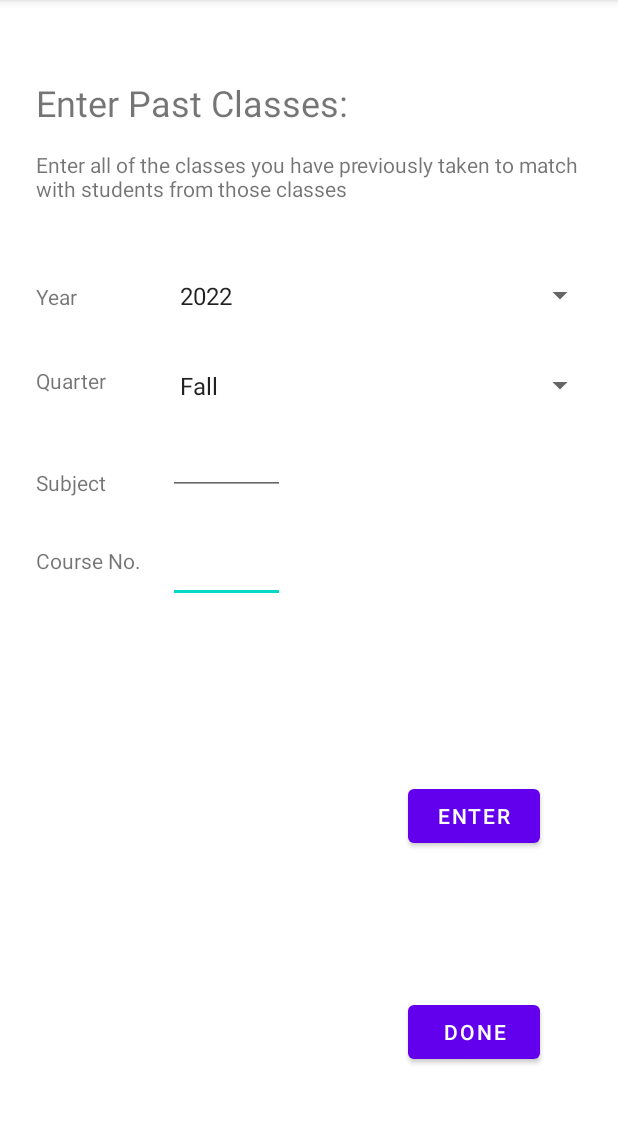
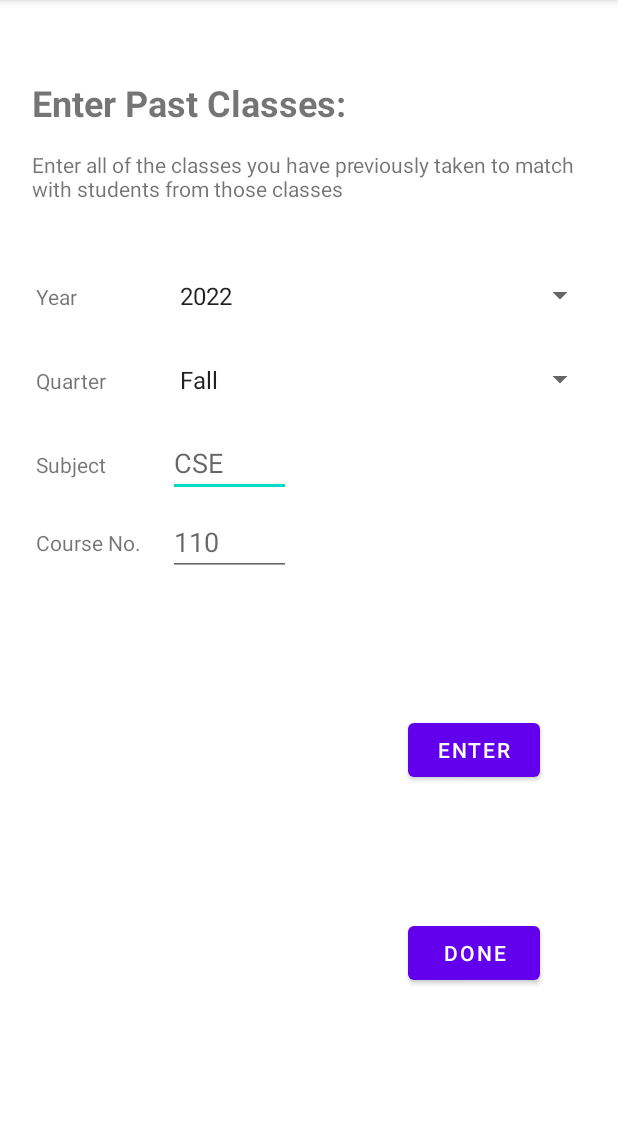
Before and after one commit to CSE-110-Winter-2022/birds-of-a-feather-team-11, an Android app: the screen it shows after launch (EnterClasses), after a tap on "TEST ENTER CLASSES", on a phone screen of 412 x 824 dp, the part 84-1208 px from its top. Run offline under Robolectric (Android 15) with nearby library versions, the phone set to English and light mode, and no system bars; our stand-ins replace Room's generated code, navigation-ui.

Commit message:
Finalized UI Issue #12

```diff
--- a/app/build.gradle
+++ b/app/build.gradle
@@ -32,11 +32,16 @@ android {
 
 dependencies {
 
+    def room_version = "2.4.1"
+
     implementation 'androidx.appcompat:appcompat:1.4.1'
     implementation 'com.google.android.material:material:1.5.0'
     implementation 'androidx.constraintlayout:constraintlayout:2.1.3'
     implementation 'androidx.navigation:navigation-fragment:2.3.5'
     implementation 'androidx.navigation:navigation-ui:2.3.5'
+    implementation "androidx.room:room-runtime:$room_version"
+    implementation "androidx.room:room-common:$room_version"
+    annotationProcessor "androidx.room:room-compiler:$room_version"
     testImplementation 'junit:junit:4.+'
     androidTestImplementation 'androidx.test.ext:junit:1.1.3'
     androidTestImplementation 'androidx.test.espresso:espresso-core:3.4.0'
--- /dev/null
+++ b/app/src/main/java/com/example/birdsoffeather/model/db/AppDatabase.java
@@ -0,0 +1,25 @@
+package com.example.birdsoffeather.model.db;
+
+import android.content.Context;
+
+import androidx.room.Database;
+import androidx.room.Room;
+import androidx.room.RoomDatabase;
+
+@Database(entities = {Person.class, Course.class}, version=1)
+public abstract class AppDatabase extends RoomDatabase {
+    private static AppDatabase singletonInstance;
+
+    public static AppDatabase singleton(Context context) {
+        if(singletonInstance == null) {
+            singletonInstance = Room.databaseBuilder(context, AppDatabase.class, "person.db")
+                    .allowMainThreadQueries()
+                    .build();
+        }
+
+        return singletonInstance;
+    }
+
+    public abstract PersonWithCoursesDao personsWithCoursesDao();
+    public abstract CoursesDao coursesDao();
+}
--- /dev/null
+++ b/app/src/main/java/com/example/birdsoffeather/model/db/CoursesDao.java
@@ -0,0 +1,28 @@
+package com.example.birdsoffeather.model.db;
+
+import androidx.room.Dao;
+import androidx.room.Delete;
+import androidx.room.Insert;
+import androidx.room.Query;
+import androidx.room.Transaction;
+
+import java.util.List;
+
+@Dao
+public interface CoursesDao {
+    @Transaction
+    @Query("SELECT * FROM courses where person_id=:personId")
+    List<Course> getForPerson(int personId);
+
+    //@Query("SELECT * FROM courses WHERE id=:id")
+    //Course get(int id);
+
+    @Query("SELECT COUNT(*) FROM courses")
+    int count();
+
+    @Insert
+    void insert(Course course);
+
+    @Delete
+    void delete(Course course);
+}
--- /dev/null
+++ b/app/src/main/java/com/example/birdsoffeather/model/db/PersonWithCoursesDao.java
@@ -0,0 +1,20 @@
+package com.example.birdsoffeather.model.db;
+
+import androidx.room.Dao;
+import androidx.room.Query;
+import androidx.room.Transaction;
+
+import java.util.List;
+
+@Dao
+public interface PersonWithCoursesDao {
+    @Transaction
+    @Query("SELECT * FROM persons")
+    List<PersonWithCourses> getAll();
+
+    @Query("SELECT * FROM persons WHERE id=:id")
+    PersonWithCourses get(int id);
+
+    @Query("SELECT COUNT(*) FROM persons")
+    int count();
+}
--- a/app/src/main/res/layout/activity_enter_classes.xml
+++ b/app/src/main/res/layout/activity_enter_classes.xml
@@ -10,19 +10,20 @@
         android:id="@+id/classes_view"
         android:layout_width="263dp"
         android:layout_height="34dp"
-        android:layout_marginStart="24dp"
         android:layout_marginTop="52dp"
         android:text="@string/classes"
         android:textSize="24sp"
-        app:layout_constraintStart_toStartOf="parent"
+        android:textStyle="bold"
+        app:layout_constraintStart_toStartOf="@+id/description"
         app:layout_constraintTop_toTopOf="parent" />
 
     <Button
         android:id="@+id/enter_btn"
         android:layout_width="wrap_content"
         android:layout_height="wrap_content"
-        android:layout_marginTop="520dp"
+        android:layout_marginTop="476dp"
         android:layout_marginEnd="52dp"
+        android:onClick="onEnterClicked"
         android:text="@string/enter"
         app:layout_constraintEnd_toEndOf="parent"
         app:layout_constraintTop_toTopOf="parent" />
@@ -31,11 +32,14 @@
         android:id="@+id/done_btn"
         android:layout_width="wrap_content"
         android:layout_height="wrap_content"
+        android:layout_marginTop="30dp"
         android:layout_marginEnd="52dp"
-        android:layout_marginBottom="56dp"
+        android:layout_marginBottom="100dp"
         android:text="@string/done"
         app:layout_constraintBottom_toBottomOf="parent"
-        app:layout_constraintEnd_toEndOf="parent" />
+        app:layout_constraintEnd_toEndOf="parent"
+        app:layout_constraintTop_toBottomOf="@+id/enter_btn"
+        app:layout_constraintVertical_bias="0.864" />
 
     <Spinner
         android:id="@+id/year_input"
@@ -44,17 +48,6 @@
         android:layout_marginStart="112dp"
         android:layout_marginTop="184dp"
         android:spinnerMode="dropdown"
-        app:layout_constraintStart_toStartOf="parent"
-        app:layout_constraintTop_toTopOf="parent" />
-
-    <EditText
-        android:id="@+id/course_nbr_input"
-        android:layout_width="78dp"
-        android:layout_height="54dp"
-        android:layout_marginStart="112dp"
-        android:layout_marginTop="348dp"
-        android:ems="10"
-        android:inputType="textPersonName"
         app:layout_constraintStart_toStartOf="parent"
         app:layout_constraintTop_toTopOf="parent" />
 
@@ -80,11 +73,44 @@
 
     <EditText
         android:id="@+id/subject_input"
-        android:layout_width="78dp"
-        android:layout_height="42dp"
+        android:layout_width="82dp"
+        android:layout_height="39dp"
         android:layout_marginStart="112dp"
-        android:layout_marginTop="288dp"
+        android:layout_marginTop="292dp"
         android:ems="10"
+        android:hint="CSE"
+        android:inputType="textPersonName"
+        app:layout_constraintStart_toStartOf="parent"
+        app:layout_constraintTop_toTopOf="parent" />
+
+    <TextView
+        android:id="@+id/course_nbr_view"
+        android:layout_width="wrap_content"
+        android:layout_height="wrap_content"
+        android:layout_marginStart="24dp"
+        android:layout_marginTop="352dp"
+        android:text="@string/course_no"
+        app:layout_constraintStart_toStartOf="parent"
+        app:layout_constraintTop_toTopOf="parent" />
+
+    <TextView
+        android:id="@+id/subject_view"
+        android:layout_width="wrap_content"
+        android:layout_height="wrap_content"
+        android:layout_marginStart="24dp"
+        android:layout_marginTop="300dp"
+        android:text="@string/subject"
+        app:layout_constraintStart_toStartOf="parent"
+        app:layout_constraintTop_toTopOf="parent" />
+
+    <EditText
+        android:id="@+id/course_nbr_input"
+        android:layout_width="82dp"
+        android:layout_height="40dp"
+        android:layout_marginStart="112dp"
+        android:layout_marginTop="344dp"
+        android:ems="10"
+        android:hint="110"
         android:inputType="textPersonName"
         app:layout_constraintStart_toStartOf="parent"
         app:layout_constraintTop_toTopOf="parent" />
@@ -94,27 +120,7 @@
         android:layout_width="285dp"
         android:layout_height="26dp"
         android:layout_marginStart="112dp"
-        android:layout_marginTop="244dp"
-        app:layout_constraintStart_toStartOf="parent"
-        app:layout_constraintTop_toTopOf="parent" />
-
-    <TextView
-        android:id="@+id/course_nbr_view"
-        android:layout_width="wrap_content"
-        android:layout_height="wrap_content"
-        android:layout_marginStart="24dp"
-        android:layout_marginTop="364dp"
-        android:text="@string/course_no"
-        app:layout_constraintStart_toStartOf="parent"
-        app:layout_constraintTop_toTopOf="parent" />
-
-    <TextView
-        android:id="@+id/subject_view"
-        android:layout_width="wrap_content"
-        android:layout_height="wrap_content"
-        android:layout_marginStart="24dp"
-        android:layout_marginTop="312dp"
-        android:text="@string/subject"
+        android:layout_marginTop="240dp"
         app:layout_constraintStart_toStartOf="parent"
         app:layout_constraintTop_toTopOf="parent" />
 
@@ -122,9 +128,11 @@
         android:id="@+id/description"
         android:layout_width="370dp"
         android:layout_height="44dp"
-        android:layout_marginStart="24dp"
+        android:layout_marginStart="35dp"
         android:layout_marginTop="100dp"
+        android:layout_marginEnd="35dp"
         android:text="@string/enter_classes_description"
+        app:layout_constraintEnd_toEndOf="parent"
         app:layout_constraintStart_toStartOf="parent"
         app:layout_constraintTop_toTopOf="parent" />
 
```
Also changed, not shown: app/src/main/java/com/example/birdsoffeather/EnterClasses.java (+48 -11 lines), app/src/main/java/com/example/birdsoffeather/Utilities.java (added, +21 -0 lines), app/src/main/java/com/example/birdsoffeather/model/db/Course.java (added, +39 -0 lines), app/src/main/java/com/example/birdsoffeather/model/db/Person.java (added, +20 -0 lines), app/src/main/java/com/example/birdsoffeather/model/db/PersonWithCourses.java (added, +27 -0 lines).
